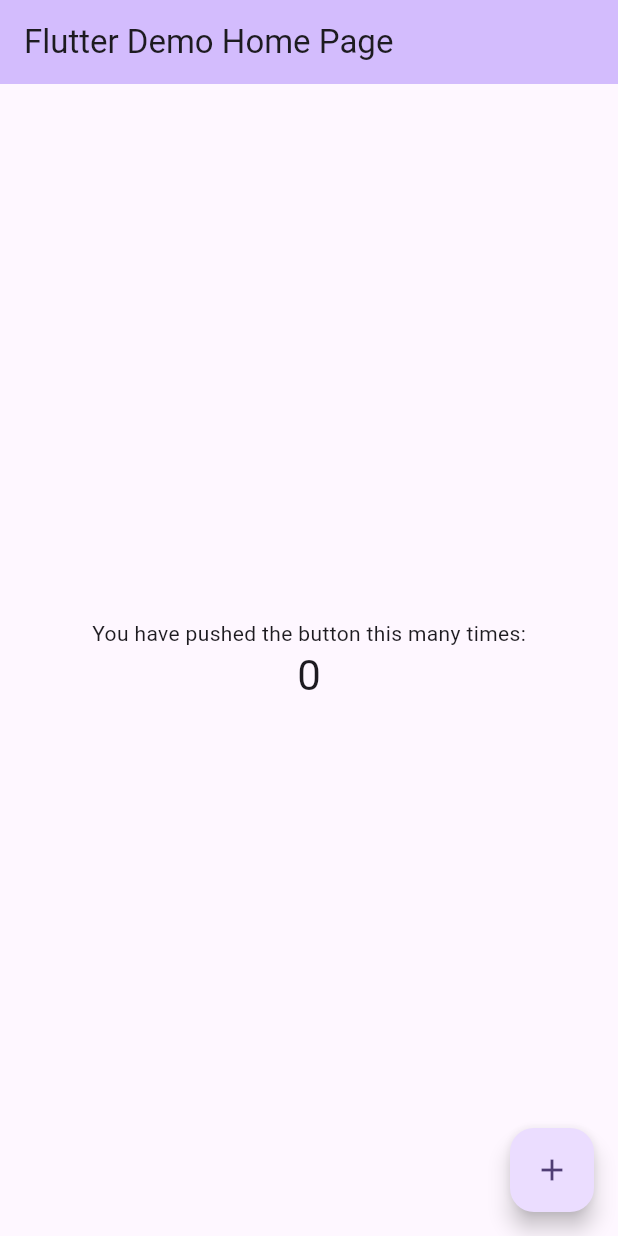
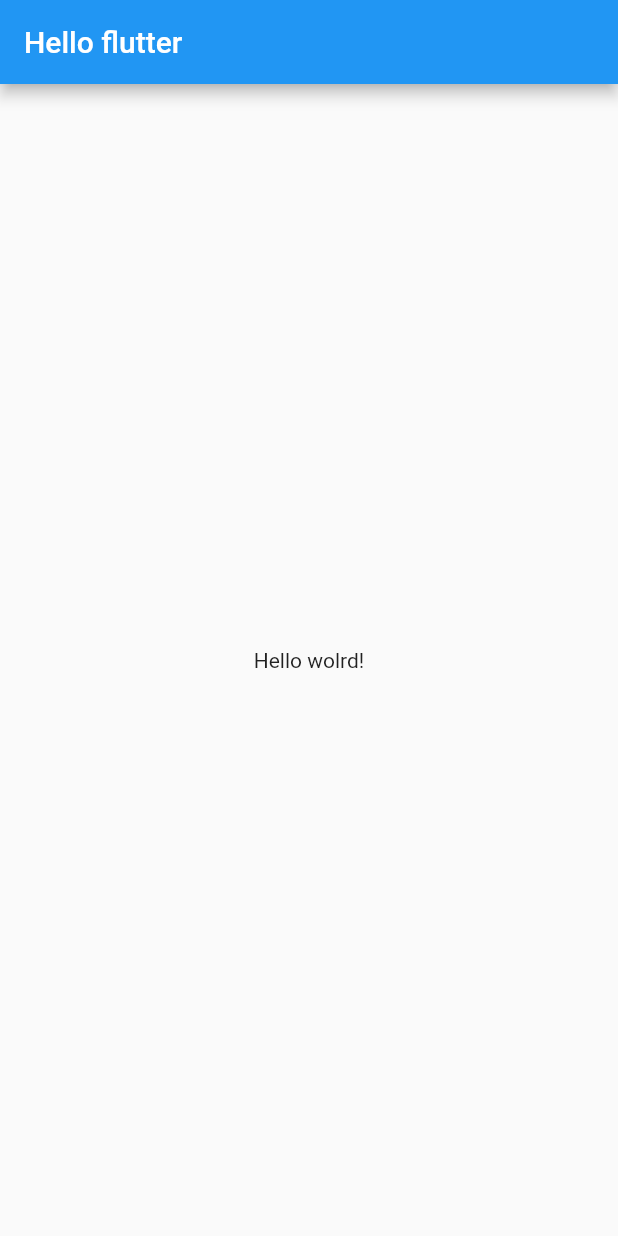
Before and after one commit to happy789515/toonflix, a Flutter app: the screen it shows after launch, on a phone screen of 412 x 824 dp. Run offline on Flutter 3.47's test engine with Material 2 defaults, Android fonts, the phone set to English and light mode, and no system bars.

Commit message:
Hello world

```diff
--- a/lib/main.dart
+++ b/lib/main.dart
@@ -1,125 +1,19 @@
 import 'package:flutter/material.dart';
 
 void main() {
-  runApp(const MyApp());
+  runApp(App());
 }
 
-class MyApp extends StatelessWidget {
-  const MyApp({super.key});
-
-  // This widget is the root of your application.
+class App extends StatelessWidget {
   @override
   Widget build(BuildContext context) {
     return MaterialApp(
-      title: 'Flutter Demo',
-      theme: ThemeData(
-        // This is the theme of your application.
-        //
-        // TRY THIS: Try running your application with "flutter run". You'll see
-        // the application has a blue toolbar. Then, without quitting the app,
-        // try changing the seedColor in the colorScheme below to Colors.green
-        // and then invoke "hot reload" (save your changes or press the "hot
-        // reload" button in a Flutter-supported IDE, or press "r" if you used
-        // the command line to start the app).
-        //
-        // Notice that the counter didn't reset back to zero; the application
-        // state is not lost during the reload. To reset the state, use hot
-        // restart instead.
-        //
-        // This works for code too, not just values: Most code changes can be
-        // tested with just a hot reload.
-        colorScheme: ColorScheme.fromSeed(seedColor: Colors.deepPurple),
-        useMaterial3: true,
+      home: Scaffold(
+        appBar: AppBar(
+          title: Text('Hello flutter'),
+        ),
+        body: Center(child: Text('Hello wolrd!')),
       ),
-      home: const MyHomePage(title: 'Flutter Demo Home Page'),
     );
   }
 }
-
-class MyHomePage extends StatefulWidget {
-  const MyHomePage({super.key, required this.title});
-
-  // This widget is the home page of your application. It is stateful, meaning
-  // that it has a State object (defined below) that contains fields that affect
-  // how it looks.
-
-  // This class is the configuration for the state. It holds the values (in this
-  // case the title) provided by the parent (in this case the App widget) and
-  // used by the build method of the State. Fields in a Widget subclass are
-  // always marked "final".
-
-  final String title;
-
-  @override
-  State<MyHomePage> createState() => _MyHomePageState();
-}
-
-class _MyHomePageState extends State<MyHomePage> {
-  int _counter = 0;
-
-  void _incrementCounter() {
-    setState(() {
-      // This call to setState tells the Flutter framework that something has
-      // changed in this State, which causes it to rerun the build method below
-      // so that the display can reflect the updated values. If we changed
-      // _counter without calling setState(), then the build method would not be
-      // called again, and so nothing would appear to happen.
-      _counter++;
-    });
-  }
-
-  @override
-  Widget build(BuildContext context) {
-    // This method is rerun every time setState is called, for instance as done
-    // by the _incrementCounter method above.
-    //
-    // The Flutter framework has been optimized to make rerunning build methods
-    // fast, so that you can just rebuild anything that needs updating rather
-    // than having to individually change instances of widgets.
-    return Scaffold(
-      appBar: AppBar(
-        // TRY THIS: Try changing the color here to a specific color (to
-        // Colors.amber, perhaps?) and trigger a hot reload to see the AppBar
-        // change color while the other colors stay the same.
-        backgroundColor: Theme.of(context).colorScheme.inversePrimary,
-        // Here we take the value from the MyHomePage object that was created by
-        // the App.build method, and use it to set our appbar title.
-        title: Text(widget.title),
-      ),
-      body: Center(
-        // Center is a layout widget. It takes a single child and positions it
-        // in the middle of the parent.
-        child: Column(
-          // Column is also a layout widget. It takes a list of children and
-          // arranges them vertically. By default, it sizes itself to fit its
-          // children horizontally, and tries to be as tall as its parent.
-          //
-          // Column has various properties to control how it sizes itself and
-          // how it positions its children. Here we use mainAxisAlignment to
-          // center the children vertically; the main axis here is the vertical
-          // axis because Columns are vertical (the cross axis would be
-          // horizontal).
-          //
-          // TRY THIS: Invoke "debug painting" (choose the "Toggle Debug Paint"
-          // action in the IDE, or press "p" in the console), to see the
-          // wireframe for each widget.
-          mainAxisAlignment: MainAxisAlignment.center,
-          children: <Widget>[
-            const Text(
-              'You have pushed the button this many times:',
-            ),
-            Text(
-              '$_counter',
-              style: Theme.of(context).textTheme.headlineMedium,
-            ),
-          ],
-        ),
-      ),
-      floatingActionButton: FloatingActionButton(
-        onPressed: _incrementCounter,
-        tooltip: 'Increment',
-        child: const Icon(Icons.add),
-      ), // This trailing comma makes auto-formatting nicer for build methods.
-    );
-  }
-}
```
